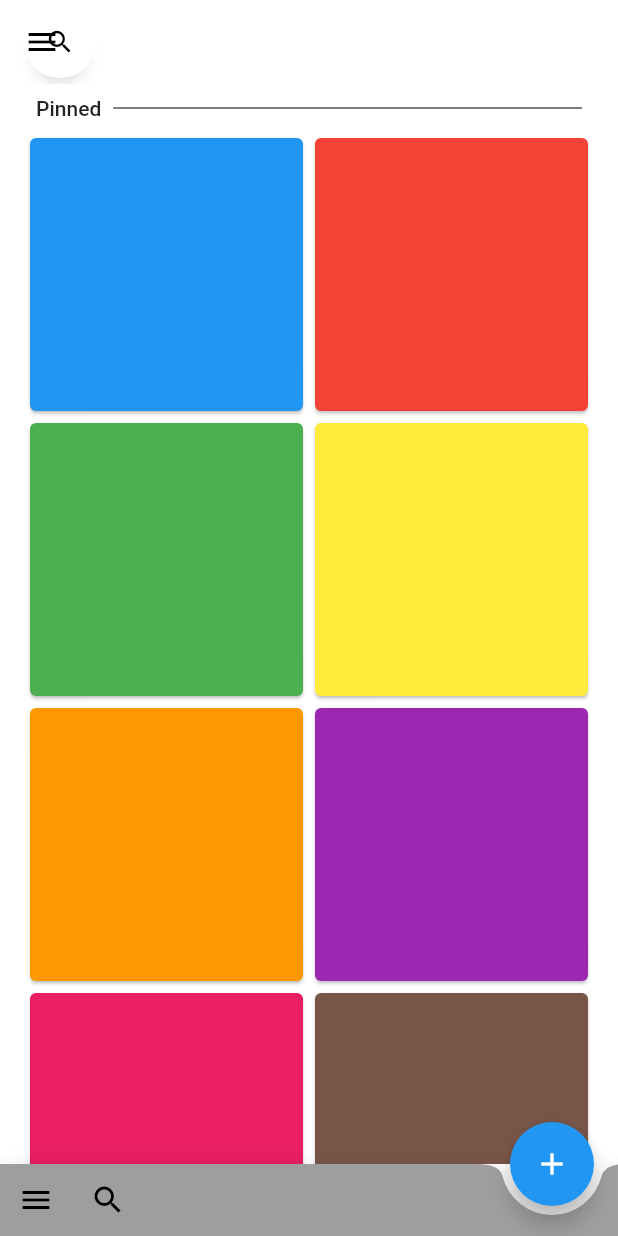
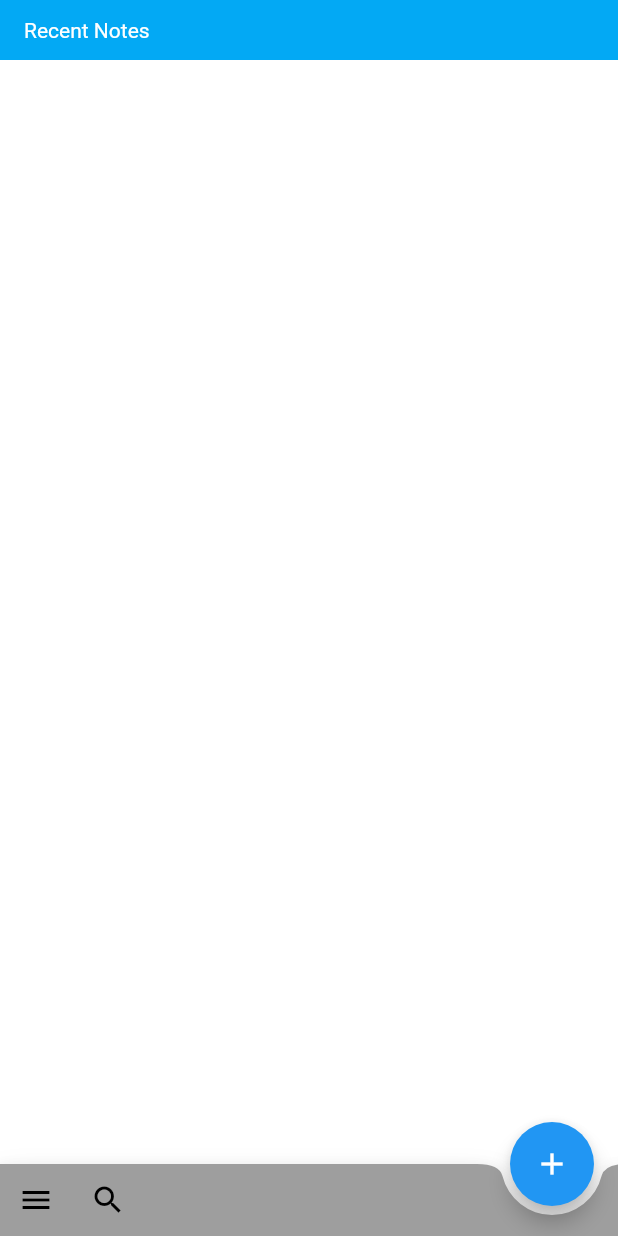
Before and after one commit to k-ardliyan/notes_app, a Flutter app: the screen it shows after launch, on a phone screen of 412 x 824 dp. Run offline on Flutter 3.47's test engine with Material 2 defaults, Android fonts, the phone set to English and light mode, and no system bars; drawn by our look-alikes of anim_search_bar; our stand-ins replace flutter_sticky_header, sqflite; accounts and stored records are empty.

Commit message:
tampilan lumanyan, crud belum jadi

```diff
--- a/lib/main.dart
+++ b/lib/main.dart
@@ -1,7 +1,7 @@
 import 'package:flutter/material.dart';
 import 'package:notes_app/pages/splash_page.dart';
 import 'package:notes_app/pages/home_page.dart';
-import 'package:notes_app/pages/detail_page.dart';
+// import 'package:notes_app/pages/detail_page.dart';
 import 'package:notes_app/pages/archive_page.dart';
 
 void main() => runApp(MyApp());
@@ -16,7 +16,7 @@ class MyApp extends StatelessWidget {
       routes: {
         '/': (context) => SplashPage(),
         '/home': (context) => HomePage(),
-        '/detail': (context) => DetailPage(),
+        // '/detail': (context) => DetailPage(),
         '/archive': (context) => ArchivePage(),
       },
     );
--- a/lib/models/note.dart
+++ b/lib/models/note.dart
@@ -1,5 +1,5 @@
 class Note {
-  String id;
+  int id;
   String title;
   String content;
   bool isPinned;
@@ -15,26 +15,38 @@ class Note {
     this.updatedAt,
   });
 
-  factory Note.fromJson(Map<String, dynamic> json) => Note(
-        id: json["id"],
-        title: json["title"],
-        content: json["content"],
-        isPinned: json["is_pinned"],
-        isArchived: json["is_archived"],
-        updatedAt: DateTime.parse(json["updated_at"]),
-      );
+  Note.map(Map<String, dynamic> obj) {
+    this.id = obj['id'];
+    this.title = obj['title'];
+    this.content = obj['content'];
+    this.isPinned = obj['isPinned'];
+    this.isArchived = obj['isArchived'];
+    this.updatedAt = DateTime.parse(obj['updatedAt']);
+  }
 
-  Map<String, dynamic> toJson() => {
-        "id": id,
-        "title": title,
-        "content": content,
-        "is_pinned": isPinned,
-        "is_archived": isArchived,
-        "updated_at": updatedAt.toIso8601String(),
-      };
+  // factory Note.fromJson(Map<String, dynamic> json) => Note(
+  //       id: json["id"],
+  //       title: json["title"],
+  //       content: json["content"],
+  //       isPinned: json["is_pinned"],
+  //       isArchived: json["is_archived"],
+  //       updatedAt: DateTime.parse(json["updated_at"]),
+  //     );
+
+  // Map<String, dynamic> toJson() => {
+  //       "id": id,
+  //       "title": title,
+  //       "content": content,
+  //       "is_pinned": isPinned,
+  //       "is_archived": isArchived,
+  //       "updated_at": updatedAt.toIso8601String(),
+  //     };
 
   Map<String, dynamic> toMap() {
     var map = Map<String, dynamic>();
+    if (id != null) {
+      map['id'] = id;
+    }
     map['id'] = id;
     map['title'] = title;
     map['content'] = content;
--- a/lib/pages/home_page.dart
+++ b/lib/pages/home_page.dart
@@ -1,6 +1,12 @@
 import 'package:flutter/material.dart';
+import 'package:notes_app/models/note.dart';
+import 'package:notes_app/pages/detail_page.dart';
+import 'package:notes_app/db/notes_database.dart';
+import 'dart:async';
+import 'package:sqflite/sqflite.dart';
 import 'package:anim_search_bar/anim_search_bar.dart';
-import 'package:easy_search_bar/easy_search_bar.dart';
+import 'package:flutter_staggered_grid_view/flutter_staggered_grid_view.dart';
+import 'package:flutter_sticky_header/flutter_sticky_header.dart';
 
 class HomePage extends StatefulWidget {
   // search controller
@@ -12,8 +18,18 @@ class _HomePageState extends State<HomePage> {
   final GlobalKey<ScaffoldState> _scaffoldKey = GlobalKey<ScaffoldState>();
   TextEditingController searchController = TextEditingController();
 
+  NotesDatabase _db = NotesDatabase();
+  Note note;
+  int count = 0;
+  List<Note> noteList;
+
   @override
   Widget build(BuildContext context) {
+    if (noteList == null) {
+      noteList = List<Note>();
+      updateListView();
+    }
+
     Widget drawer() {
       return Drawer(
         child: Padding(
@@ -107,55 +123,129 @@ class _HomePageState extends State<HomePage> {
     }
 
     Widget note() {
-      return Expanded(
+      return SliverPadding(
+        padding: EdgeInsets.symmetric(horizontal: 12.0, vertical: 8.0),
+        sliver: SliverMasonryGrid.count(
+          crossAxisCount: 2,
+          mainAxisSpacing: 2,
+          crossAxisSpacing: 2,
+          childCount: count,
+          itemBuilder: (context, index) {
+            return GestureDetector(
+              child: Card(
+                color: Colors.orange[300],
                 child: Container(
-          padding: EdgeInsets.symmetric(horizontal: 16),
-          child: GridView.count(
-            physics: NeverScrollableScrollPhysics(),
-            crossAxisCount: 2,
+                  padding: EdgeInsets.all(16),
+                  child: Column(
+                    crossAxisAlignment: CrossAxisAlignment.start,
                     children: <Widget>[
-              Card(
-                color: Colors.blue,
+                      RichText(
+                        overflow: TextOverflow.ellipsis,
+                        text: TextSpan(
+                          text: '${noteList[index].title}',
+                          style: TextStyle(
+                            fontSize: 14,
+                            fontWeight: FontWeight.w500,
+                            color: Colors.black,
                           ),
-              Card(
-                color: Colors.red,
                         ),
-              Card(
-                color: Colors.green,
                       ),
-              Card(
-                color: Colors.yellow,
+                      SizedBox(
+                        height: 4,
                       ),
-              Card(
-                color: Colors.orange,
+                      Text(
+                        '${noteList[index].content}',
+                        style: TextStyle(
+                          fontSize: 12,
+                          fontWeight: FontWeight.w300,
                         ),
-              Card(
-                color: Colors.purple,
                       ),
-              Card(
-                color: Colors.pink,
+                    ],
                   ),
-              Card(
-                color: Colors.brown,
                 ),
-              Card(
-                color: Colors.grey,
               ),
-              Card(
-                color: Colors.black,
+              onLongPress: () {
+                // show dialog use list tile to show option
+                showDialog(
+                  context: context,
+                  builder: (context) {
+                    return AlertDialog(
+                      title: Text('Pilih opsi'),
+                      content: SingleChildScrollView(
+                        child: ListBody(
+                          children: <Widget>[
+                            ListTile(
+                              leading: Icon(Icons.push_pin),
+                              title: Text('Pin'),
+                              onTap: () {
+                                Navigator.pop(context);
+                              },
+                            ),
+                            ListTile(
+                              leading: Icon(Icons.archive),
+                              title: Text('Archive'),
+                              onTap: () {
+                                Navigator.pop(context);
+                              },
+                            ),
+                            ListTile(
+                              leading: Icon(Icons.delete),
+                              title: Text('Delete'),
+                              onTap: () {
+                                // alert
+                                showDialog(
+                                  context: context,
+                                  builder: (context) {
+                                    return AlertDialog(
+                                      title: Text('Hapus note?'),
+                                      content: Text(
+                                          'Apakah anda yakin ingin menghapus note ini?'),
+                                      actions: <Widget>[
+                                        TextButton(
+                                          child: Text('Batal'),
+                                          onPressed: () {
+                                            Navigator.pop(context);
+                                          },
+                                        ),
+                                        TextButton(
+                                          child: Text('Hapus'),
+                                          onPressed: () {
+                                            Navigator.pop(context);
+                                            Navigator.pop(context);
+                                          },
+                                        ),
+                                      ],
+                                    );
+                                  },
+                                );
+                              },
                             ),
                           ],
                         ),
                       ),
                     );
+                  },
+                );
+              },
+              onTap: () async {
+                var note =
+                    await navigateToDetail(context, this.noteList[index]);
+                if (note != null) editNote(note);
+              },
+            );
+          },
+        ),
+      );
     }
 
+    // Scaffold
     return Scaffold(
       key: _scaffoldKey,
       drawer: drawer(),
       floatingActionButton: FloatingActionButton(
-        onPressed: () {
-          Navigator.pushNamed(context, '/detail');
+        onPressed: () async {
+          var note = await navigateToDetail(context, null);
+          if (note != null) addNote(note);
         },
         child: Icon(Icons.add),
       ),
@@ -187,61 +277,81 @@ class _HomePageState extends State<HomePage> {
       ),
       backgroundColor: Colors.white,
       body: SafeArea(
-        child: NestedScrollView(
-          headerSliverBuilder: (BuildContext context, bool innerBoxIsScrolled) {
-            return <Widget>[
-              SliverAppBar(
-                backgroundColor: Colors.white,
-                iconTheme: IconThemeData(
-                  color: Colors.black,
-                ),
-                flexibleSpace: FlexibleSpaceBar(
-                  titlePadding: EdgeInsets.symmetric(horizontal: 16),
-                  title: Container(
-                    child: AnimSearchBar(
-                      autoFocus: false,
-                      rtl: true,
-                      width: 320,
-                      textController: searchController,
-                      closeSearchOnSuffixTap: true,
-                      helpText: 'Cari judul note...',
-                      onSuffixTap: () {
-                        setState(() {
-                          searchController.clear();
-                        });
-                      },
+        child: CustomScrollView(
+          slivers: <Widget>[
+            // SliverStickyHeader.builder(
+            //   builder: (context, state) => Container(
+            //     height: 40.0,
+            //     color: (state.isPinned ? Colors.pink : Colors.lightBlue)
+            //         .withOpacity(1.0 - state.scrollPercentage),
+            //     padding: EdgeInsets.symmetric(horizontal: 16.0),
+            //     alignment: Alignment.centerLeft,
+            //     child: Text(
+            //       'Pinned Notes',
+            //       style: const TextStyle(color: Colors.white),
+            //     ),
+            //   ),
+            //   sliver: note(),
+            // ),
+            SliverStickyHeader.builder(
+              builder: (context, state) => Container(
+                height: 40.0,
+                color: (state.isPinned ? Colors.lightBlue : Colors.lightBlue)
+                    .withOpacity(1.0 - state.scrollPercentage),
+                padding: EdgeInsets.symmetric(horizontal: 16.0),
+                alignment: Alignment.centerLeft,
+                child: Text(
+                  'Recent Notes',
+                  style: const TextStyle(color: Colors.white),
                 ),
               ),
-                ),
-              ),
-            ];
-          },
-          body: Column(
-            children: [
-              // header(),
-              Padding(
-                padding:
-                    const EdgeInsets.symmetric(horizontal: 24, vertical: 8),
-                child: Row(
-                  children: [
-                    Text('Pinned',
-                        style: TextStyle(fontWeight: FontWeight.w500)),
-                    SizedBox(
-                      width: 8,
-                    ),
-                    Expanded(
-                      child: Divider(
-                        color: Colors.black,
-                      ),
+              sliver: note(),
             ),
           ],
         ),
       ),
-              note(),
-            ],
-          ),
-        ),
-      ),
     );
   }
+
+  Future<Note> navigateToDetail(BuildContext context, Note note) async {
+    var result = await Navigator.push(context,
+        MaterialPageRoute(builder: (BuildContext context) {
+      return DetailPage(note);
+    }));
+    return result;
   }
+
+  Future addNote(Note note) async {
+    int result = await _db.insert(note);
+    if (result != 0) {
+      updateListView();
+    }
+  }
+
+  Future editNote(Note note) async {
+    int result = await _db.update(note);
+    if (result != 0) {
+      updateListView();
+    }
+  }
+
+  Future deleteNote(Note note) async {
+    int result = await _db.delete(note.id);
+    if (result != 0) {
+      updateListView();
+    }
+  }
+
+  void updateListView() {
+    final Future<Database> dbFuture = _db.initDb();
+    dbFuture.then((database) {
+      Future<List<Note>> noteListFuture = _db.getNotes();
+      noteListFuture.then((noteList) {
+        setState(() {
+          this.noteList = noteList;
+          this.count = noteList.length;
+        });
+      });
+    });
+  }
+}
--- a/pubspec.yaml
+++ b/pubspec.yaml
@@ -31,7 +31,8 @@ dependencies:
   sqflite: any
   path_provider: any
   anim_search_bar: ^2.0.2
-  easy_search_bar: ^2.3.1
+  flutter_staggered_grid_view: ^0.6.2
+  flutter_sticky_header: ^0.6.4
 
 dev_dependencies:
   flutter_test:
```
Also changed, not shown: lib/pages/detail_page.dart (+27 -18 lines), pubspec.lock. Lines whose indentation alone changed are shown as unchanged.
